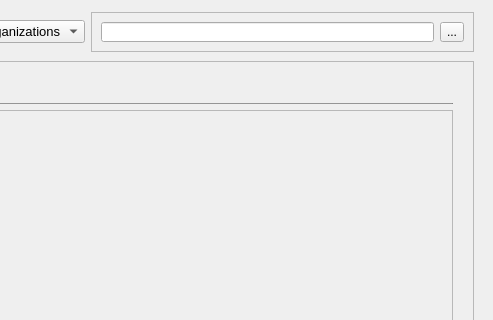
The window that frontend/ui/Organization/org_main.ui (ziminni/master-route-navigation) describes before a commit, drawn with Qt 5; both pictures show x 707 to 1200 and y 0 to 320 of the 1200 by 800 pixel window.
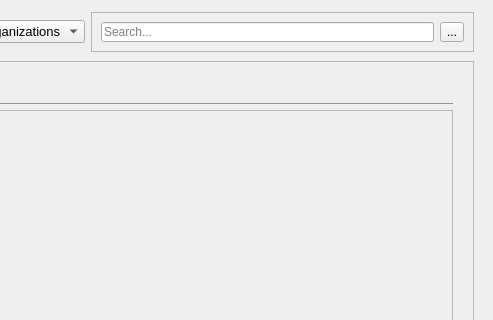
The same window after the commit. Icons and pictures are not drawn.

```diff
--- a/frontend/ui/Organization/org_main.ui
+++ b/frontend/ui/Organization/org_main.ui
@@ -175,7 +175,11 @@
            </property>
            <layout class="QHBoxLayout" name="horizontalLayout">
             <item>
-             <widget class="QLineEdit" name="search_line"/>
+             <widget class="QLineEdit" name="search_line">
+              <property name="placeholderText">
+               <string>Search...</string>
+              </property>
+             </widget>
             </item>
             <item>
              <widget class="QToolButton" name="search_btn">
```
Left out of the diff: 6 changed lines with no effect on the pictures.
